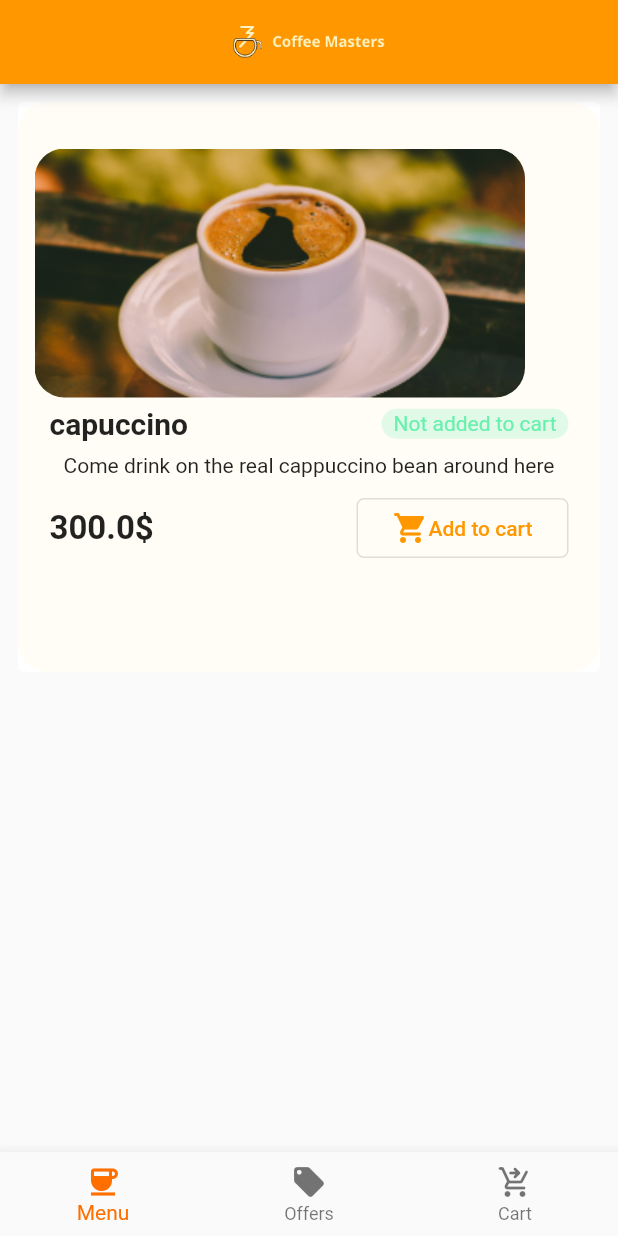
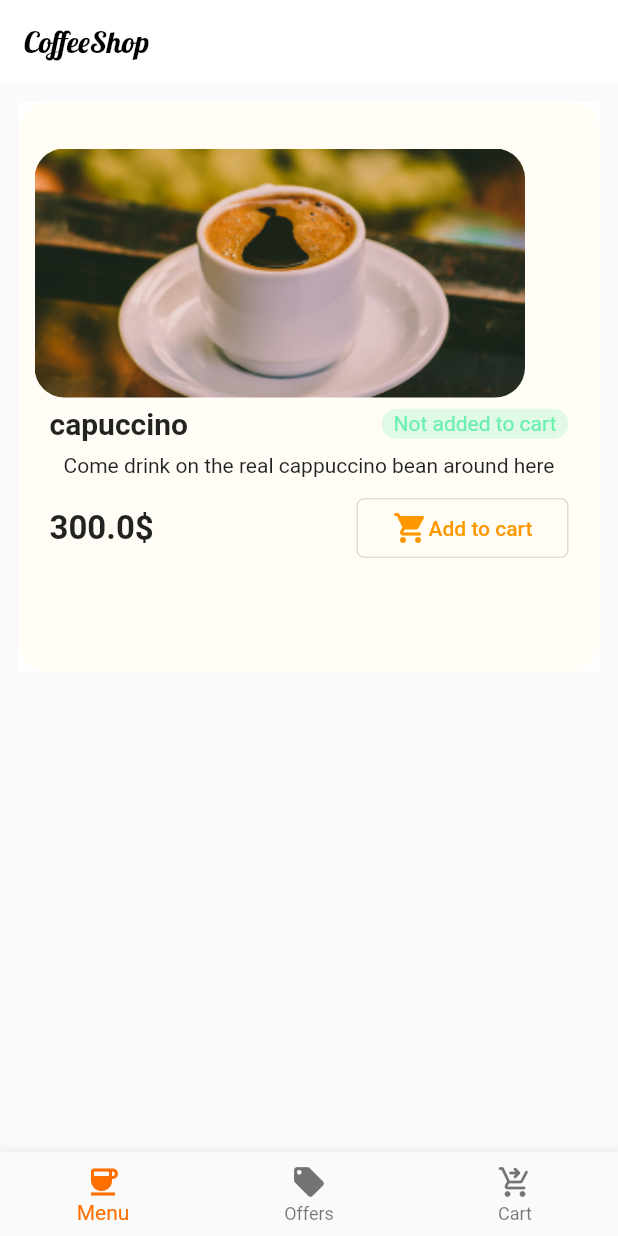
Before and after one commit to regisrex/mobdev-flutter, a Flutter app: the screen it shows after launch, on a phone screen of 412 x 824 dp. Run offline on Flutter 3.47's test engine with Material 2 defaults, Android fonts, the light colour scheme and no system bars; our stand-ins replace google_fonts.

Commit message:
styles the main skeletn

```diff
--- a/lib/main.dart
+++ b/lib/main.dart
@@ -1,6 +1,7 @@
 import 'package:flutter/material.dart';
 import 'package:flutter_frontendmasters/offers_page.dart';
-
+import 'package:flutter_frontendmasters/utils/datamanager.dart';
+import 'package:google_fonts/google_fonts.dart';
 import 'cart_page.dart';
 import 'menu_page.dart';
 
@@ -17,62 +18,12 @@ class HelloWorld extends StatelessWidget {
   }
 }
 
-class Greet extends StatefulWidget {
-  const Greet({super.key});
-
-  @override
-  State<Greet> createState() => _GreetState();
-}
-
-class _GreetState extends State<Greet> {
-  var name = "";
-
-  @override
-  Widget build(BuildContext context) {
-    // return const Text("Hello $name");
-    return Column(
-      children: [
-        Padding(
-          padding: const EdgeInsets.all(24.0),
-          child: Row(children: [
-            Text(
-              "Hello $name",
-              style: const TextStyle(fontSize: 22),
-            ),
-            const Text(
-              "😊",
-              style: TextStyle(fontSize: 22),
-            ),
-          ]),
-        ),
-        Padding(
-          padding: const EdgeInsets.only(left: 24.0, right: 24.0),
-          child: Row(
-            children: const [
-              Text(
-                'Type your name',
-                style: TextStyle(fontSize: 14, color: Colors.black38),
-              ),
-            ],
-          ),
-        ),
-        Padding(
-          padding: const EdgeInsets.only(left: 24.0, right: 24.0),
-          child: TextField(
-              onChanged: (value) => setState(() {
-                    name = value;
-                  })),
-        )
-      ],
-    );
-  }
-}
-
 class MyApp extends StatelessWidget {
   const MyApp({super.key});
   @override
   Widget build(BuildContext context) {
     return MaterialApp(
+      debugShowCheckedModeBanner: false,
       theme: ThemeData(
         primarySwatch: Colors.orange,
       ),
@@ -90,28 +41,39 @@ class MyHomePage extends StatefulWidget {
 
 class _MyHomePageState extends State<MyHomePage> {
   int selectedIndex = 0;
-  Widget currentWidgetPage = const OffersPage();
+  var dataManager = Datamanager();
+  Widget currentWidgetPage = const Center(
+    child: Text("Loading"),
+  );
   @override
   Widget build(BuildContext context) {
     switch (selectedIndex) {
       case 0:
         setState(() {
-          currentWidgetPage = const MenuPage();
+          currentWidgetPage = MenuPage(datamanager: dataManager);
         });
         break;
       case 1:
         setState(() {
-          currentWidgetPage = const OffersPage();
+          currentWidgetPage = OffersPage(datamanager: dataManager);
         });
         break;
       case 2:
         setState(() {
-          currentWidgetPage = const CartPage();
+          currentWidgetPage = CartPage(datamanager: dataManager);
         });
         break;
     }
     return Scaffold(
-        appBar: AppBar(title: Center(child: Image.asset("images/logo.png"))),
+        appBar: AppBar(
+          elevation: 0,
+          backgroundColor: Colors.white,
+          // title: Image.asset("images/logo.png")),
+          title: Text(
+            "CoffeeShop",
+            style: GoogleFonts.lobster(),
+          ),
+        ),
         bottomNavigationBar: BottomNavigationBar(
             currentIndex: selectedIndex,
             onTap: (index) => setState(() {
@@ -119,12 +81,18 @@ class _MyHomePageState extends State<MyHomePage> {
                 }),
             selectedItemColor: Colors.amber.shade900,
             items: const [
-              BottomNavigationBarItem(icon: Icon(Icons.coffee), label: "Menu"),
               BottomNavigationBarItem(
-                  icon: Icon(Icons.local_offer), label: "Offers"),
+                  icon: Icon(Icons.coffee),
+                  label: "Menu",
+                  tooltip: "Available coffees"),
+              BottomNavigationBarItem(
+                  icon: Icon(Icons.local_offer),
+                  label: "Offers",
+                  tooltip: "New offers 😋"),
               BottomNavigationBarItem(
                   icon: Icon(Icons.shopping_cart_checkout_rounded),
-                  label: "Cart"),
+                  label: "Cart",
+                  tooltip: "View your cart"),
             ]),
         body: currentWidgetPage);
   }
```
Also changed, not shown: lib/utils/datamanager.dart (added).
